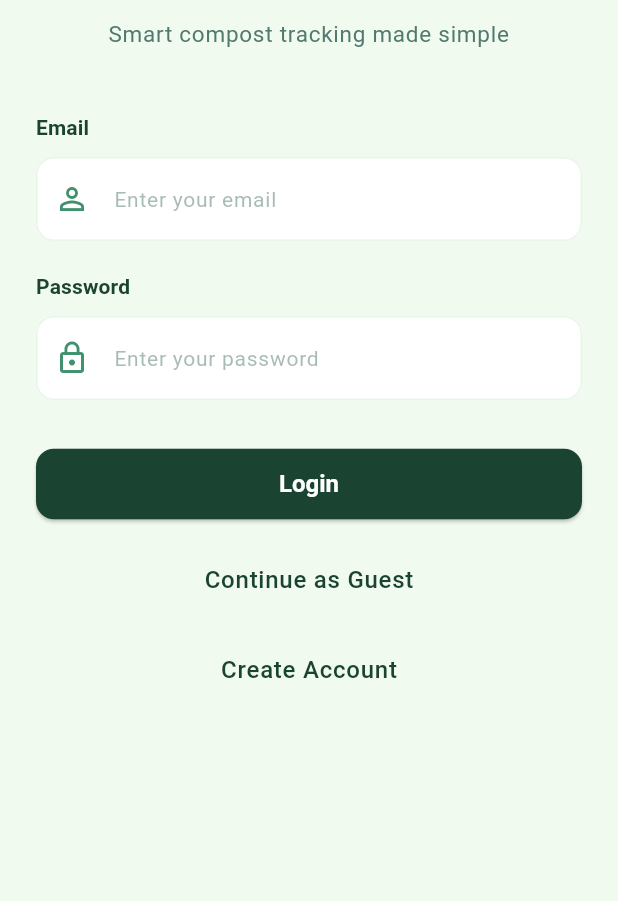
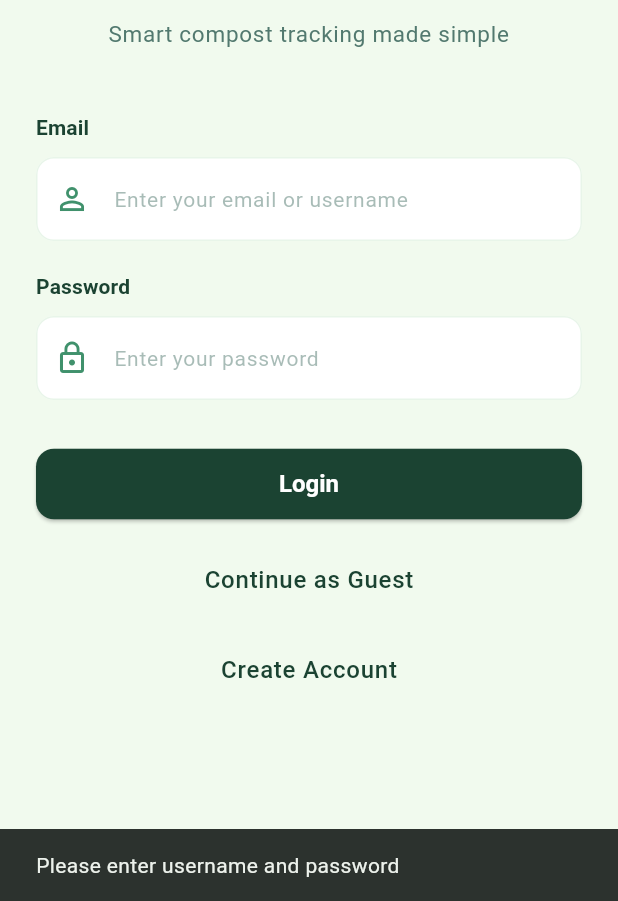
Before and after one commit to AlbertVega/Compost-Companion, a Flutter app: the screen it shows after launch, after a tap on "Login", on a phone screen of 412 x 824 dp, the part 335-1236 px from its top. Run offline on Flutter 3.47's test engine with Material 3 defaults, Android fonts, the phone set to English and light mode, and no system bars.

Commit message:
Integrated Login with API

```diff
--- /dev/null
+++ b/compost_companion/lib/data/models/token_response.dart
@@ -0,0 +1,13 @@
+class TokenResponse {
+  final String accessToken;
+  final String tokenType;
+
+  TokenResponse({required this.accessToken, required this.tokenType});
+
+  factory TokenResponse.fromJson(Map<String, dynamic> json) {
+    return TokenResponse(
+      accessToken: json['access_token'] as String,
+      tokenType: json['token_type'] as String,
+    );
+  }
+}
--- a/compost_companion/lib/features/auth/presentation/screens/login_screen.dart
+++ b/compost_companion/lib/features/auth/presentation/screens/login_screen.dart
@@ -1,9 +1,52 @@
 import 'package:flutter/material.dart';
 import 'package:compost_companion/core/theme/app_colors.dart';
 import 'package:compost_companion/features/auth/presentation/screens/signup_screen.dart';
+import 'package:compost_companion/data/services/auth_service.dart';
 
-class LoginScreen extends StatelessWidget {
+class LoginScreen extends StatefulWidget {
   const LoginScreen({super.key});
+
+  @override
+  State<LoginScreen> createState() => _LoginScreenState();
+}
+
+class _LoginScreenState extends State<LoginScreen> {
+  final _usernameCtrl = TextEditingController();
+  final _passwordCtrl = TextEditingController();
+  final _authService = const AuthService();
+  bool _isLoading = false;
+
+  @override
+  void dispose() {
+    _usernameCtrl.dispose();
+    _passwordCtrl.dispose();
+    super.dispose();
+  }
+
+  Future<void> _submit() async {
+    final username = _usernameCtrl.text.trim();
+    final password = _passwordCtrl.text;
+
+    if (username.isEmpty || password.isEmpty) {
+      ScaffoldMessenger.of(context).showSnackBar(const SnackBar(content: Text('Please enter username and password')));
+      return;
+    }
+
+    setState(() => _isLoading = true);
+
+    try {
+      final token = await _authService.login(username: username, password: password);
+      if (!mounted) return;
+      ScaffoldMessenger.of(context).showSnackBar(const SnackBar(content: Text('Login successful')));
+
+    } catch (e) {
+      if (!mounted) return;
+      final msg = e.toString().replaceFirst('Exception: ', '');
+      ScaffoldMessenger.of(context).showSnackBar(SnackBar(content: Text(msg)));
+    } finally {
+      if (mounted) setState(() => _isLoading = false);
+    }
+  }
 
   @override
   Widget build(BuildContext context) {
@@ -116,8 +159,9 @@ class LoginScreen extends StatelessWidget {
         ),
         const SizedBox(height: 10),
         TextField(
+          controller: _usernameCtrl,
           decoration: InputDecoration(
-            hintText: 'Enter your email',
+            hintText: 'Enter your email or username',
             prefixIcon: const Icon(
               Icons.person_outline,
               color: AppColors.iconColor,
@@ -142,6 +186,7 @@ class LoginScreen extends StatelessWidget {
         ),
         const SizedBox(height: 10),
         TextField(
+          controller: _passwordCtrl,
           obscureText: true,
           decoration: InputDecoration(
             hintText: 'Enter your password',
@@ -159,11 +204,17 @@ class LoginScreen extends StatelessWidget {
     return SizedBox(
       width: double.infinity,
       child: ElevatedButton(
-        onPressed: () {},
-        child: const Text(
-          'Login',
-          style: TextStyle(fontSize: 16, fontWeight: FontWeight.w700),
-        ),
+        onPressed: _isLoading ? null : _submit,
+        child: _isLoading
+            ? const SizedBox(
+                height: 20,
+                width: 20,
+                child: CircularProgressIndicator(strokeWidth: 2, color: Colors.white),
+              )
+            : const Text(
+                'Login',
+                style: TextStyle(fontSize: 16, fontWeight: FontWeight.w700),
+              ),
       ),
     );
   }
```
Also changed, not shown: compost_companion/lib/data/services/auth_service.dart (+38 -0 lines).
